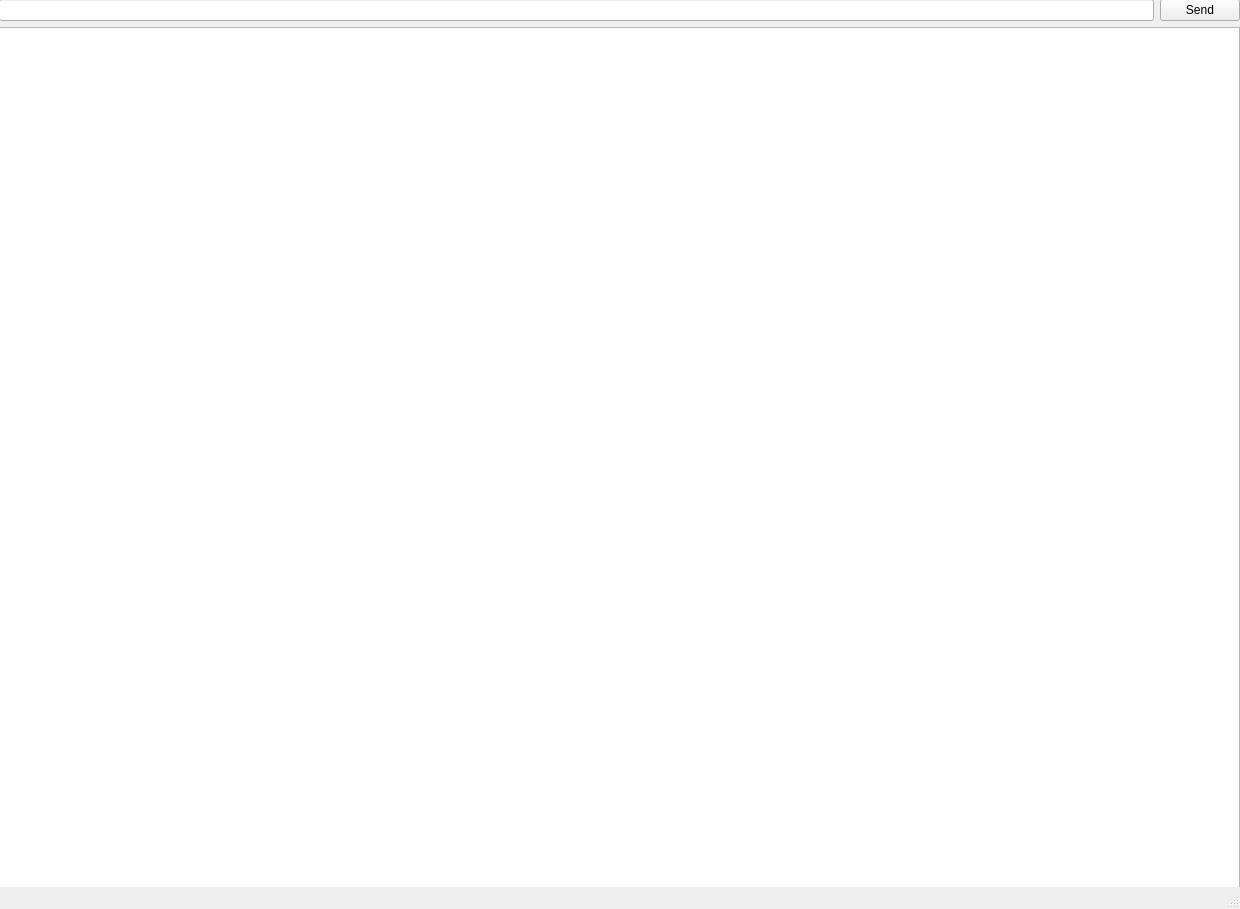
Above: main.ui from LinkedList/qTTp before the change. Below: the same form after it.
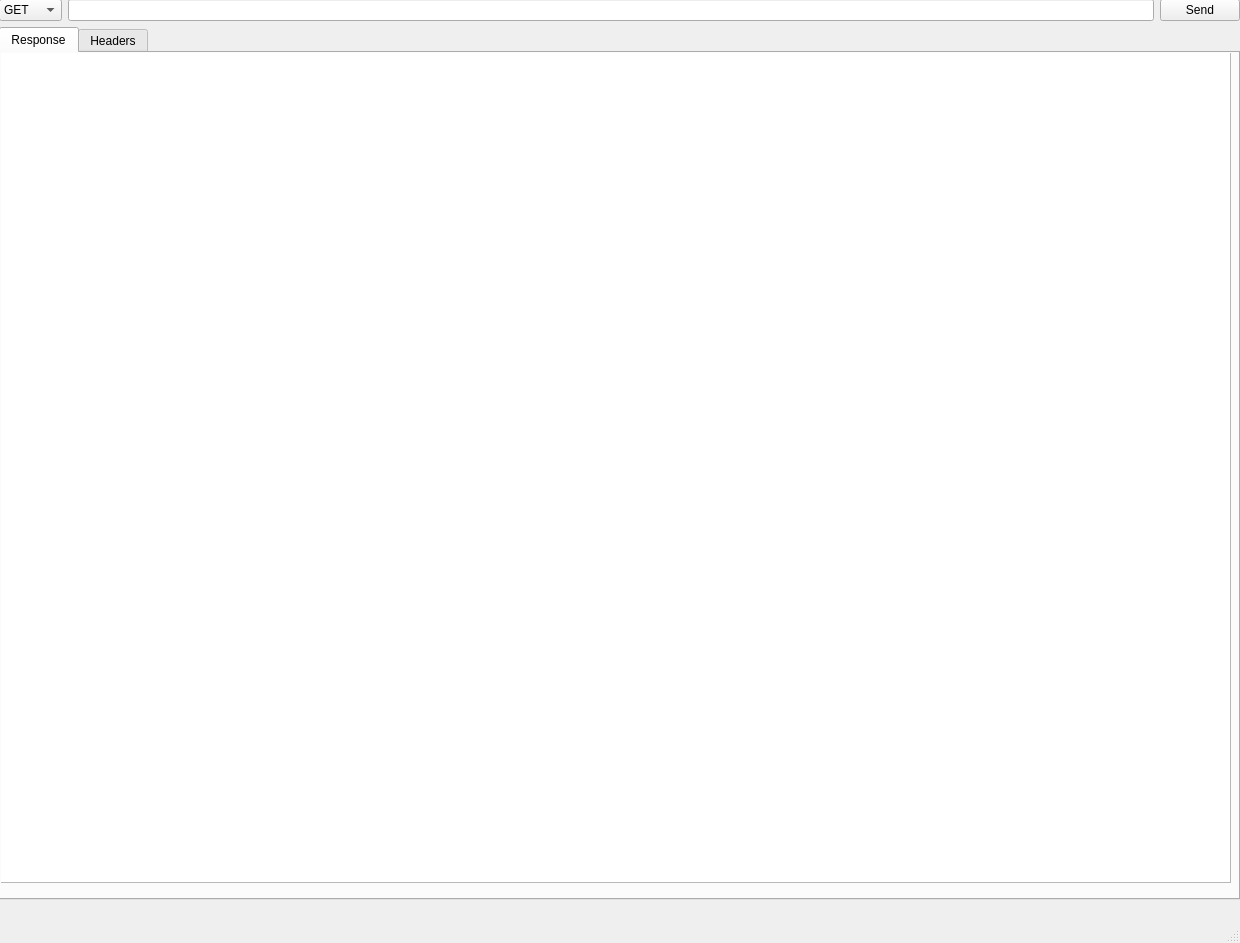
That is the form after the change.

Commit message: There are headers now + ui changes

```diff
--- a/main.ui
+++ b/main.ui
@@ -7,7 +7,7 @@
     <x>0</x>
     <y>0</y>
     <width>1240</width>
-    <height>909</height>
+    <height>943</height>
    </rect>
   </property>
   <property name="windowTitle">
@@ -29,6 +29,20 @@
        <property name="sizeConstraint">
         <enum>QLayout::SetDefaultConstraint</enum>
        </property>
+       <item>
+        <widget class="QComboBox" name="method">
+         <item>
+          <property name="text">
+           <string>GET</string>
+          </property>
+         </item>
+         <item>
+          <property name="text">
+           <string>POST</string>
+          </property>
+         </item>
+        </widget>
+       </item>
        <item>
         <widget class="QLineEdit" name="url"/>
        </item>
@@ -42,7 +56,51 @@
       </layout>
      </item>
      <item>
-      <widget class="QTextBrowser" name="responseText"/>
+      <widget class="QTabWidget" name="tabWidget">
+       <property name="currentIndex">
+        <number>0</number>
+       </property>
+       <widget class="QWidget" name="responseTab">
+        <attribute name="title">
+         <string>Response</string>
+        </attribute>
+        <widget class="QWidget" name="verticalLayoutWidget_2">
+         <property name="geometry">
+          <rect>
+           <x>-1</x>
+           <y>-1</y>
+           <width>1231</width>
+           <height>831</height>
+          </rect>
+         </property>
+         <layout class="QVBoxLayout" name="verticalLayout_2">
+          <item>
+           <widget class="QTextBrowser" name="responseText"/>
+          </item>
+         </layout>
+        </widget>
+       </widget>
+       <widget class="QWidget" name="headersTab">
+        <attribute name="title">
+         <string>Headers</string>
+        </attribute>
+        <widget class="QWidget" name="verticalLayoutWidget_3">
+         <property name="geometry">
+          <rect>
+           <x>-1</x>
+           <y>-1</y>
+           <width>1241</width>
+           <height>831</height>
+          </rect>
+         </property>
+         <layout class="QVBoxLayout" name="verticalLayout_3">
+          <item>
+           <widget class="QTextBrowser" name="headersText"/>
+          </item>
+         </layout>
+        </widget>
+       </widget>
+      </widget>
      </item>
     </layout>
    </widget>
```
Left out of the diff: 2 changed lines with no effect on the pictures. The commit also changes 2 other files.
